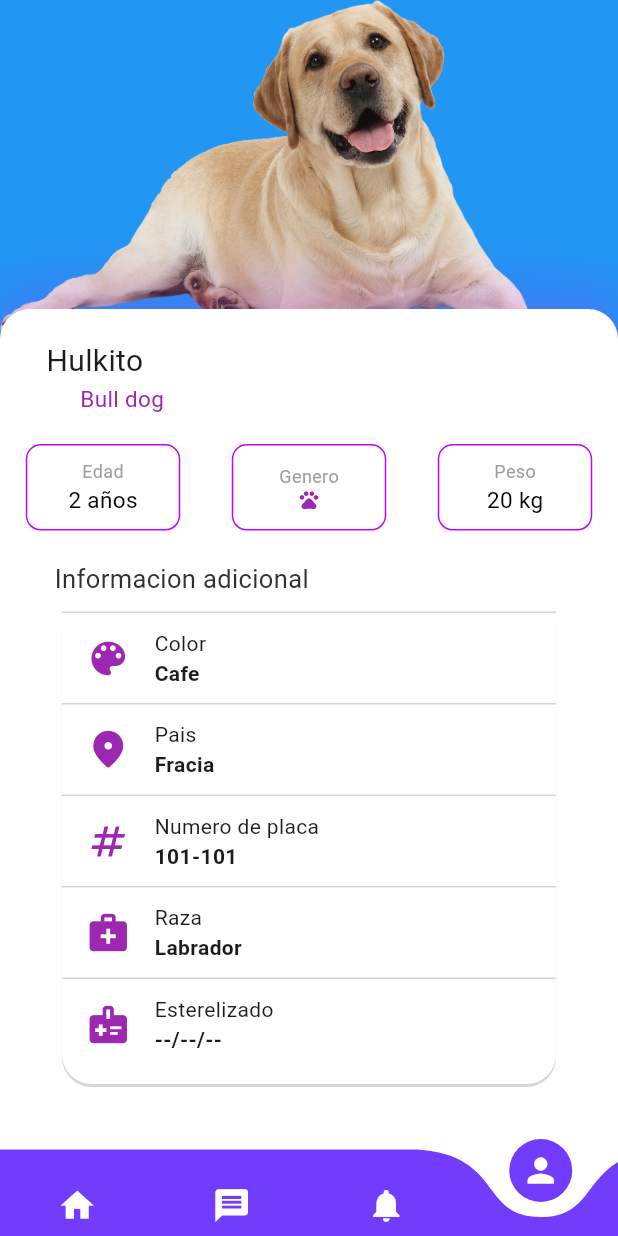
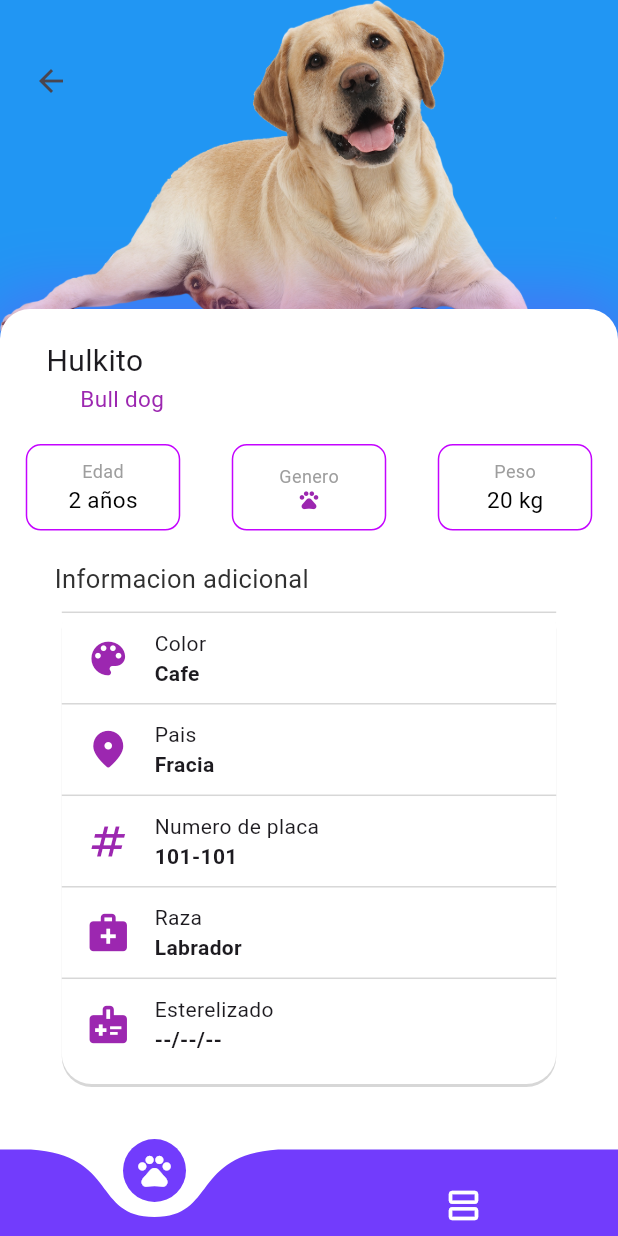
Before and after one commit to Isa-josep/vet_app, a Flutter app: the VeterinarioPage screen opened by its route, item 4 of the bottom bar chosen, on a phone screen of 412 x 824 dp. Run offline on Flutter 3.47's test engine with Material 3 defaults, Android fonts, the phone set to English and light mode, and no system bars; drawn by our look-alikes of curved_navigation_bar; our stand-ins replace animate_do, flutter_riverpod, flutter_svg, go_router, table_calendar; project files that could hold a hidden picture were left out.

Commit message:
Redi de PetPage

```diff
--- a/lib/config/router/app_router.dart
+++ b/lib/config/router/app_router.dart
@@ -1,6 +1,7 @@
 import 'package:go_router/go_router.dart';
 import 'package:vetapp/features/presentation/screens.dart';
-import 'package:vetapp/features/presentation/screens/profilepet.dart';
+import 'package:vetapp/features/presentation/screens/datapet.dart';
+import 'package:vetapp/features/presentation/screens/petpage.dart';
 import 'package:vetapp/features/presentation/screens/profileveterinario.dart';
 import 'package:vetapp/features/presentation/screens/veterinario_page.dart';
 
@@ -19,7 +20,7 @@ final appRouter = GoRouter(initialLocation: '/', routes: [
   ),
   GoRoute(
     path: '/petprofile',
-    builder: (context, state) => const ProfilePet(),
+    builder: (context, state) => const PagePet(),
   ),
   GoRoute(
     path: '/veter/:id',
--- a/lib/features/presentation/screens/profilepet.dart
+++ b/lib/features/presentation/screens/datapet.dart
@@ -1,14 +1,14 @@
 import 'package:flutter/material.dart';
 import 'package:flutter/widgets.dart';
 
-class ProfilePet extends StatefulWidget {
-  const ProfilePet({super.key});
+class DataPet extends StatefulWidget {
+  const DataPet({super.key});
 
   @override
-  State<ProfilePet> createState() => _ProfilePetState();
+  State<DataPet> createState() => _DataPetState();
 }
 
-class _ProfilePetState extends State<ProfilePet> {
+class _DataPetState extends State<DataPet> {
   @override
   Widget build(BuildContext context) {
     return Container(
--- /dev/null
+++ b/lib/features/presentation/screens/petpage.dart
@@ -0,0 +1,61 @@
+import 'package:curved_navigation_bar/curved_navigation_bar.dart';
+import 'package:flutter/cupertino.dart';
+import 'package:flutter/material.dart';
+import 'package:go_router/go_router.dart';
+import 'package:vetapp/features/presentation/screens/datapet.dart';
+import 'package:vetapp/features/presentation/screens/homepage.dart';
+
+class PagePet extends StatefulWidget {
+  static const name = 'pagepet';
+  const PagePet({
+    super.key,
+  });
+
+  @override
+  State<PagePet> createState() => _PagePetState();
+}
+
+class _PagePetState extends State<PagePet> {
+  int _currentIndex = 0;
+
+  final screens = [
+    Center(child: DataPet()),
+    Center(child: HomePage()),
+  ];
+
+  @override
+  Widget build(BuildContext context) {
+    return Scaffold(
+        bottomNavigationBar: CurvedNavigationBar(
+          height: MediaQuery.of(context).size.height * 0.07,
+          backgroundColor: const Color.fromARGB(0, 114, 60, 252),
+          buttonBackgroundColor: const Color.fromARGB(255, 114, 60, 252),
+          color: const Color.fromARGB(255, 114, 60, 252),
+          animationDuration: const Duration(milliseconds: 300),
+          items: const <Widget>[
+            Icon(Icons.pets, size: 26, color: Colors.white),
+            Icon(Icons.view_agenda_outlined, size: 26, color: Colors.white),
+          ],
+          onTap: (index) {
+            setState(() {
+              _currentIndex = index;
+            });
+          },
+        ),
+        extendBody: true,
+        body: Stack(children: [
+          Container(
+            child: screens[_currentIndex],
+          ),
+          Positioned(
+              top: 30,
+              left: 10,
+              child: IconButton(
+                icon: const Icon(Icons.arrow_back),
+                onPressed: () {
+                  GoRouter.of(context).go('/veterhome');
+                },
+              )),
+        ]));
+  }
+}
--- a/lib/features/presentation/screens/profileveterinario.dart
+++ b/lib/features/presentation/screens/profileveterinario.dart
@@ -1,12 +1,11 @@
 import 'dart:ui';
 import 'package:animate_do/animate_do.dart';
 import 'package:curved_navigation_bar/curved_navigation_bar.dart';
-import 'package:table_calendar/table_calendar.dart';
 import 'package:vetapp/features/datosdoc.dart';
 import 'package:flutter/material.dart';
 import 'package:go_router/go_router.dart';
 import 'package:vetapp/features/presentation/screens/agenda.dart';
-import 'package:vetapp/features/presentation/screens/profilepet.dart';
+import 'package:vetapp/features/presentation/screens/datapet.dart';
 
 class VeterinarianProfile extends StatefulWidget {
   final int pagina;
--- a/lib/features/presentation/screens/veterinario_page.dart
+++ b/lib/features/presentation/screens/veterinario_page.dart
@@ -1,8 +1,10 @@
 import 'package:curved_navigation_bar/curved_navigation_bar.dart';
 import 'package:flutter/material.dart';
+import 'package:go_router/go_router.dart';
 import 'package:vetapp/features/presentation/screens/homepage.dart';
 import 'package:vetapp/features/presentation/screens/initial_screen.dart';
-import 'package:vetapp/features/presentation/screens/profilepet.dart';
+import 'package:vetapp/features/presentation/screens/datapet.dart';
+import 'package:vetapp/features/presentation/screens/petpage.dart';
 
 class VeterinarioPage extends StatefulWidget {
   const VeterinarioPage({super.key});
@@ -18,7 +20,7 @@ class _VeterinarioPageState extends State<VeterinarioPage> {
     const Center(child: HomePage()),
     const Center(child: InitialScreen()),
     const Center(child: HomePage()),
-    const Center(child: ProfilePet()),
+    const Center(child: PagePet()),
   ];
 
   @override
@@ -39,6 +41,9 @@ class _VeterinarioPageState extends State<VeterinarioPage> {
         ],
         onTap: (index) {
           setState(() {
+            if (index == 3) {
+              GoRouter.of(context).go('/petprofile');
+            }
             _currentIndex = index;
           });
         },
```
